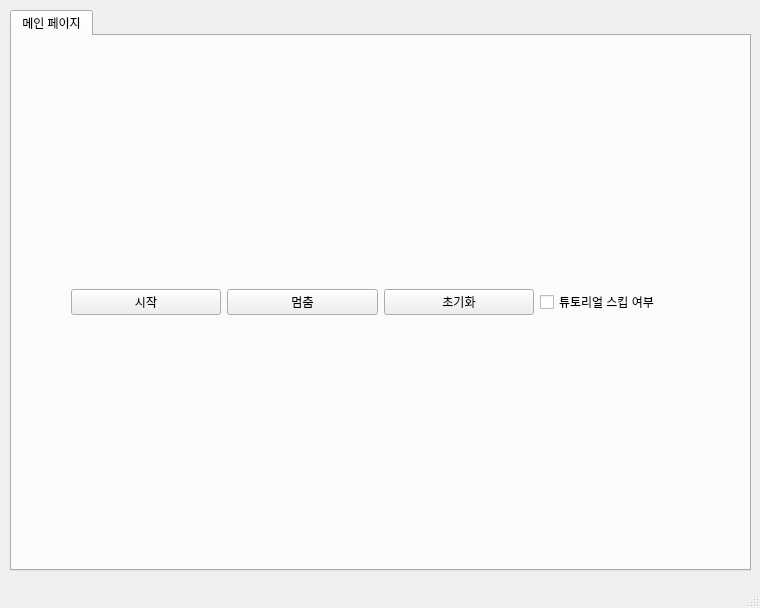
The window that untitled.ui (Halozhan/UmamusumeKR-Resemara) describes before a commit, drawn with Qt 5.
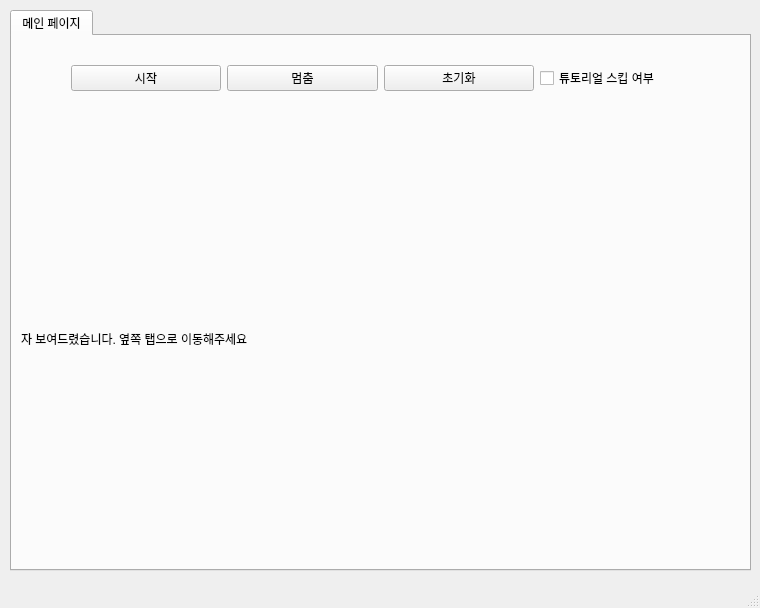
The same window after the commit.

Commit message: Instances.txt 파일 새로고침 버튼 추가

The edit to the form file:
```diff
--- a/untitled.ui
+++ b/untitled.ui
@@ -78,6 +78,13 @@
         </item>
        </layout>
       </item>
+      <item>
+       <widget class="QLabel" name="label">
+        <property name="text">
+         <string>자 보여드렸습니다. 옆쪽 탭으로 이동해주세요</string>
+        </property>
+       </widget>
+      </item>
      </layout>
     </widget>
    </widget>
```
The commit also changes 1 other file.
